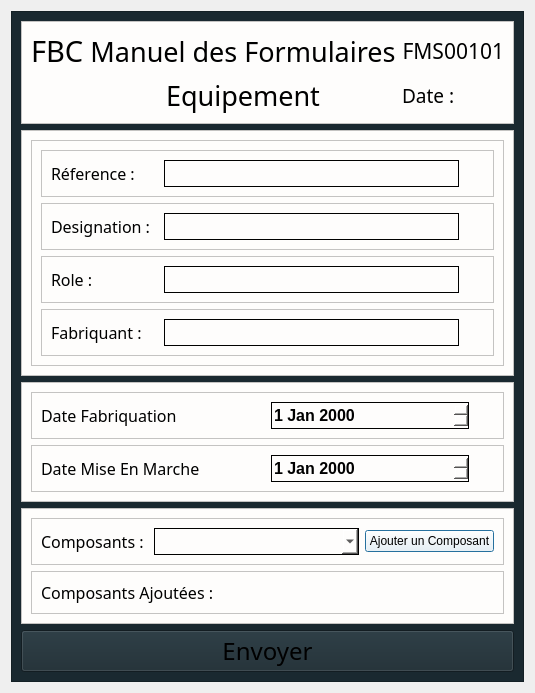
The window that Source/UI/EquipementUIs/Equipement.ui (ahmedhamila/GMAO) describes before a commit, drawn with Qt 5.
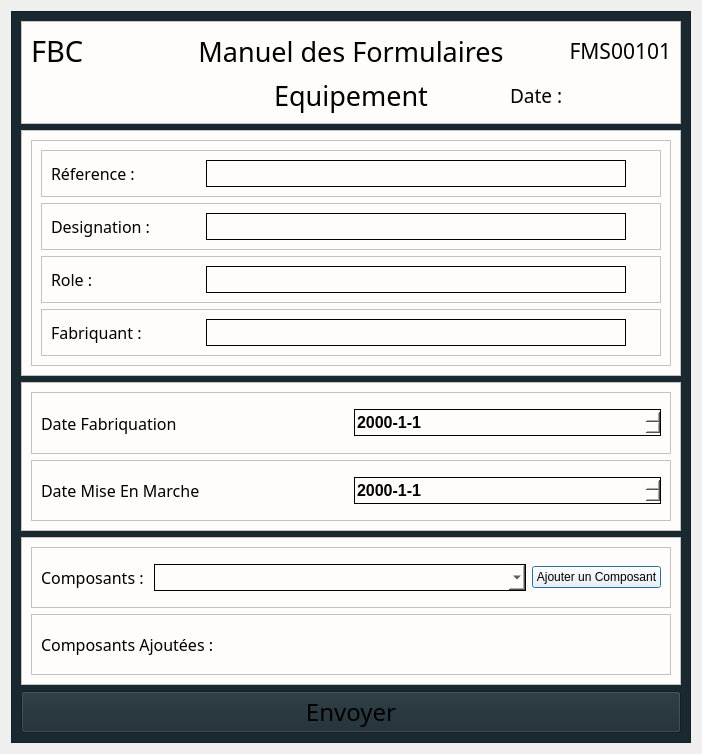
The same window after the commit.

Commit message: Equipement + final for bontravail and demandeIntervention

The edit to the form file:
```diff
--- a/Source/UI/EquipementUIs/Equipement.ui
+++ b/Source/UI/EquipementUIs/Equipement.ui
@@ -7,7 +7,7 @@
     <x>0</x>
     <y>0</y>
     <width>702</width>
-    <height>0</height>
+    <height>754</height>
    </rect>
   </property>
   <property name="windowTitle">
@@ -342,7 +342,10 @@
                </font>
               </property>
               <property name="styleSheet">
-               <string notr="true">border: 1px solid back;height:25px;margin-right:25px;</string>
+               <string notr="true">border: 1px solid back;height:25px;</string>
+              </property>
+              <property name="displayFormat">
+               <string>yyyy-M-d</string>
               </property>
              </widget>
             </item>
@@ -384,7 +387,10 @@
                </font>
               </property>
               <property name="styleSheet">
-               <string notr="true">border: 1px solid back;height:25px;margin-right:25px;</string>
+               <string notr="true">border: 1px solid back;height:25px;</string>
+              </property>
+              <property name="displayFormat">
+               <string>yyyy-M-d</string>
               </property>
              </widget>
             </item>
```
The commit also changes 35 other files.
